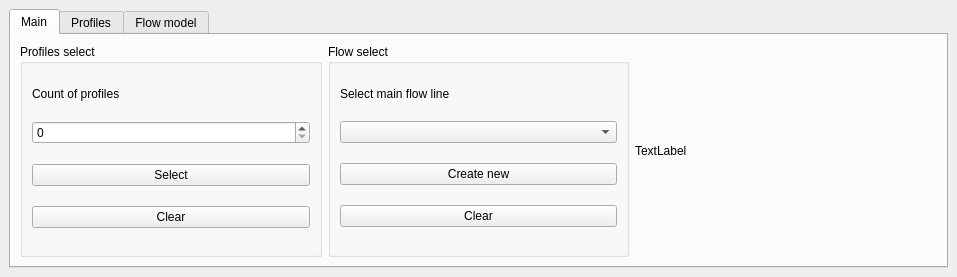
Old version of the form hydrodynamic_solver/ui/solverdockwidget.ui in the repository OllyV/Gydro.
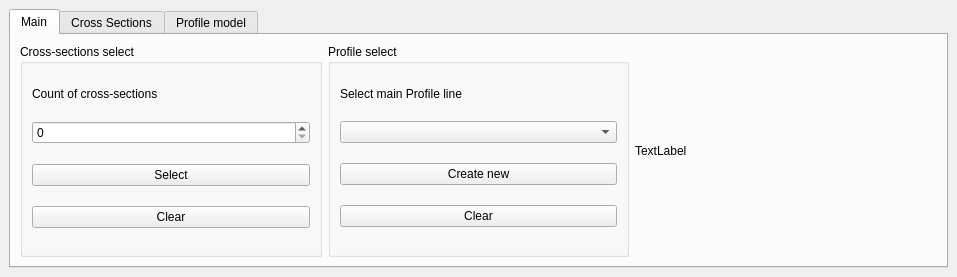
New version of the form. The open tabs and pages were chosen to show the change.

Commit message: 3: Add cross sections plots.

What changed in the file:
```diff
--- a/hydrodynamic_solver/ui/solverdockwidget.ui
+++ b/hydrodynamic_solver/ui/solverdockwidget.ui
@@ -41,7 +41,7 @@
         <item row="1" column="1">
          <widget class="QGroupBox" name="groupBox_flow_settings">
           <property name="title">
-           <string>Flow select</string>
+           <string>Profile select</string>
           </property>
           <layout class="QVBoxLayout" name="verticalLayout_2">
            <item>
@@ -56,7 +56,7 @@
               <bool>false</bool>
              </property>
              <property name="text">
-              <string>Select main flow line</string>
+              <string>Select main Profile line</string>
              </property>
             </widget>
            </item>
@@ -87,7 +87,7 @@
         <item row="1" column="0">
          <widget class="QGroupBox" name="groupBox_proflies_settings">
           <property name="title">
-           <string>Profiles select</string>
+           <string>Cross-sections select</string>
           </property>
           <property name="checkable">
            <bool>false</bool>
@@ -102,7 +102,7 @@
               </sizepolicy>
              </property>
              <property name="text">
-              <string>Count of profiles</string>
+              <string>Count of cross-sections</string>
              </property>
             </widget>
            </item>
@@ -143,7 +143,7 @@
       </widget>
       <widget class="QWidget" name="tab_profiles">
        <attribute name="title">
-        <string>Profiles</string>
+        <string>Cross Sections</string>
        </attribute>
        <layout class="QVBoxLayout" name="verticalLayout_4">
         <item>
@@ -156,7 +156,7 @@
       </widget>
       <widget class="QWidget" name="tab_flowmodel">
        <attribute name="title">
-        <string>Flow model</string>
+        <string>Profile model</string>
        </attribute>
        <layout class="QVBoxLayout" name="verticalLayout_4">
         <item>
```
Left out of the diff: 36 changed lines with no effect on the pictures. The commit also changes 5 other files.
